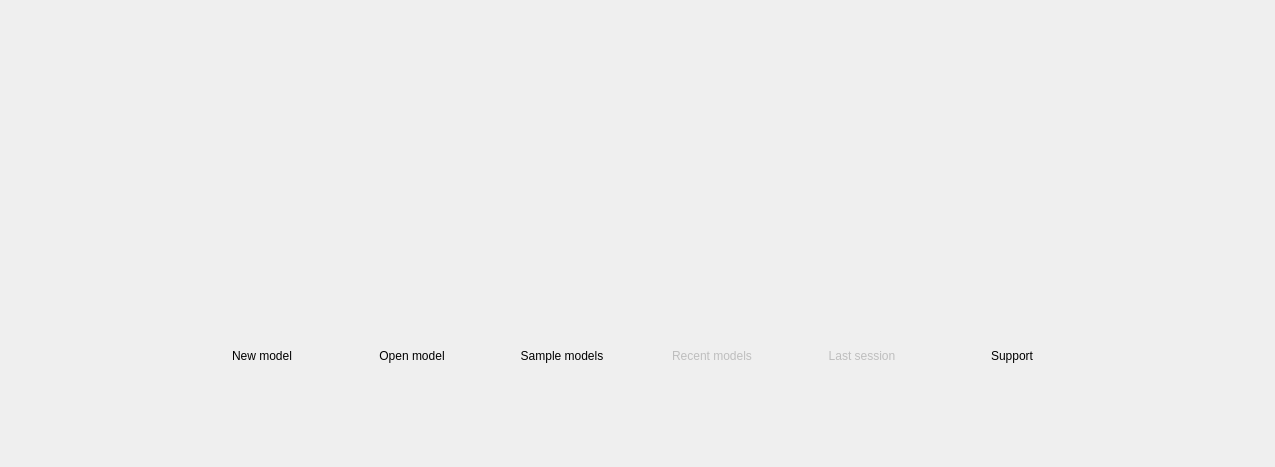
Above: libs/libgui/ui/widgets/welcomewidget.ui from pgmodeler/pgmodeler before the change. Below: the same form after it.
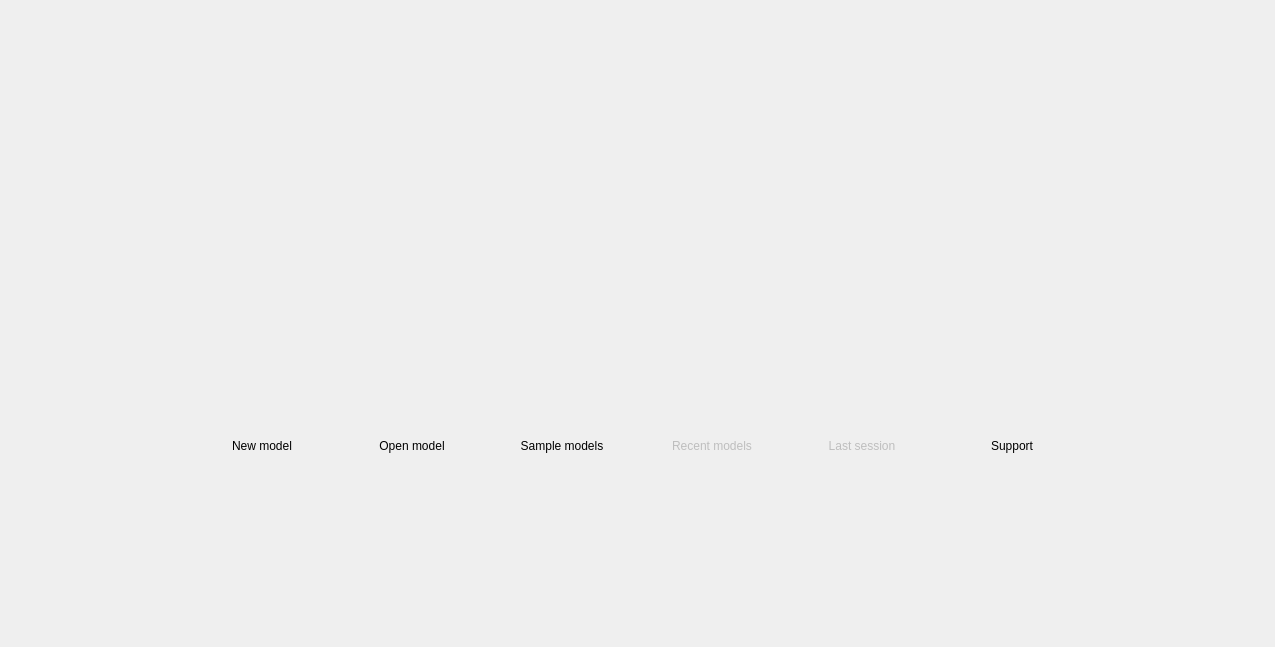
That is the form after the change. Icons and pictures are not drawn.

```diff
--- a/libs/libgui/ui/widgets/welcomewidget.ui
+++ b/libs/libgui/ui/widgets/welcomewidget.ui
@@ -7,7 +7,7 @@
     <x>0</x>
     <y>0</y>
     <width>1275</width>
-    <height>467</height>
+    <height>647</height>
    </rect>
   </property>
   <property name="sizePolicy">
```
